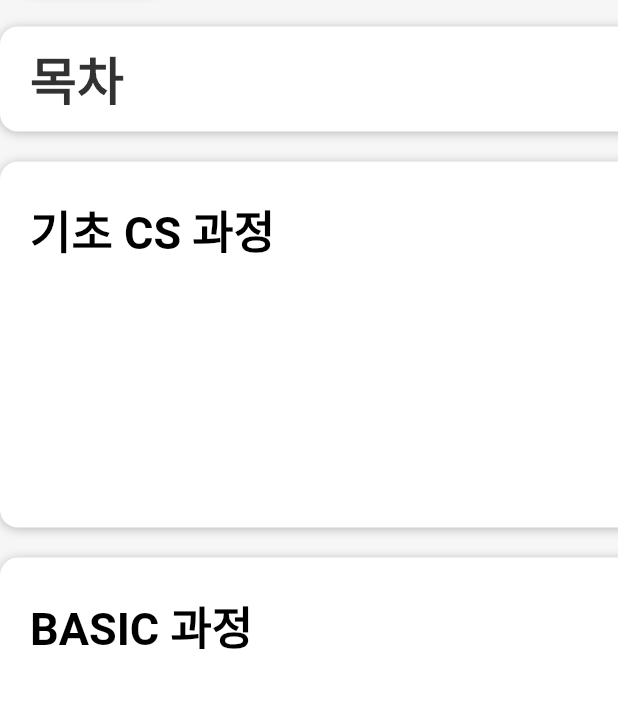
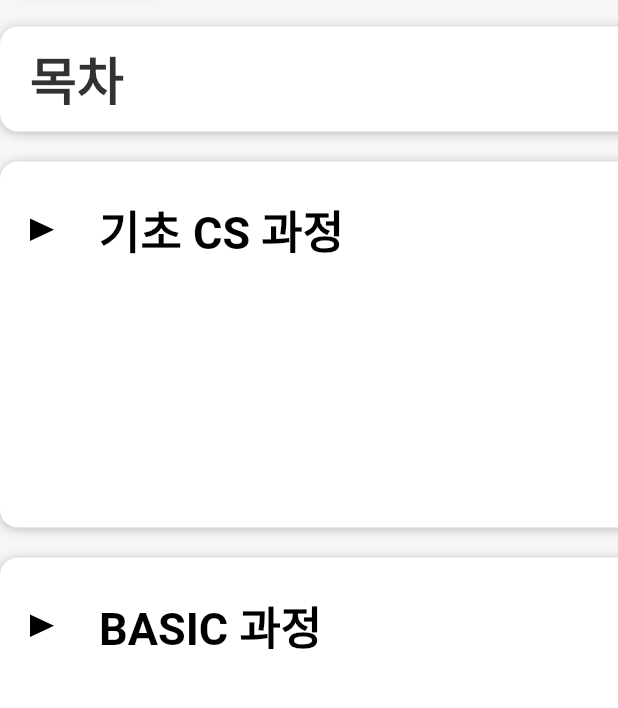
Before and after one commit to SangWook16074/aandi_report_web, a Flutter app: the screen it shows after launch, on a phone screen of 412 x 824 dp, the part 371-1079 px from its top. Run offline on Flutter 3.47's test engine with Material 3 defaults, Android fonts, the phone set to English and light mode, and no system bars; our stand-ins replace dio, equatable, freezed_annotation, go_router, hooks_riverpod, retrofit; generated files the repository leaves out were written again; network calls fail.

Commit message:
구현되지 않은 요구사항 구현 완료

```diff
--- a/lib/src/ui/reports/view/basic_report_view.dart
+++ b/lib/src/ui/reports/view/basic_report_view.dart
@@ -1,5 +1,6 @@
 import 'package:a_and_i_report_web_server/src/ui/reports/view/basic_report_list_view.dart';
 import 'package:a_and_i_report_web_server/src/ui/reports/widgets/report_header_widget.dart';
+import 'package:a_and_i_report_web_server/src/ui/reports/widgets/triangle_point.dart';
 import 'package:flutter/material.dart';
 
 class BasicReportView extends StatelessWidget {
@@ -33,6 +34,10 @@ class BasicReportView extends StatelessWidget {
         padding: EdgeInsets.symmetric(vertical: 13.5),
         child: Row(
           children: [
+            TrianglePoint(),
+            SizedBox(
+              width: 30,
+            ),
             ReportHeaderWidget("BASIC 과정"),
           ],
         ),
--- a/lib/src/ui/reports/view/cs_report_view.dart
+++ b/lib/src/ui/reports/view/cs_report_view.dart
@@ -1,5 +1,6 @@
 import 'package:a_and_i_report_web_server/src/ui/reports/view/cs_report_list_view.dart';
 import 'package:a_and_i_report_web_server/src/ui/reports/widgets/report_header_widget.dart';
+import 'package:a_and_i_report_web_server/src/ui/reports/widgets/triangle_point.dart';
 import 'package:flutter/material.dart';
 
 /// CS 과제 뷰
@@ -38,6 +39,10 @@ class CsReportView extends StatelessWidget {
         padding: EdgeInsets.symmetric(vertical: 13.5),
         child: Row(
           children: [
+            TrianglePoint(),
+            SizedBox(
+              width: 30,
+            ),
             ReportHeaderWidget("기초 CS 과정"),
           ],
         ),
--- /dev/null
+++ b/lib/src/ui/reports/widgets/triangle_point.dart
@@ -0,0 +1,34 @@
+import 'package:flutter/material.dart';
+
+class TrianglePoint extends StatelessWidget {
+  const TrianglePoint({super.key});
+
+  @override
+  Widget build(BuildContext context) {
+    return SizedBox(
+      width: 16,
+      height: 15,
+      child: CustomPaint(
+        size: const Size(16, 15),
+        painter: TrianglePainter(),
+      ),
+    );
+  }
+}
+
+class TrianglePainter extends CustomPainter {
+  @override
+  void paint(Canvas canvas, Size size) {
+    var path = Path();
+    path.lineTo(0, size.height);
+    path.lineTo(size.width, size.height / 2);
+    // path.lineTo(0, 0);
+    path.close();
+    canvas.drawPath(path, Paint()..color = Colors.black);
+  }
+
+  @override
+  bool shouldRepaint(covariant CustomPainter oldDelegate) {
+    return false;
+  }
+}
```
Also changed, not shown: lib/src/ui/reports/view/content_io_view.dart (+8 -0 lines), lib/src/ui/reports/view/content_list_view.dart (+18 -5 lines).
